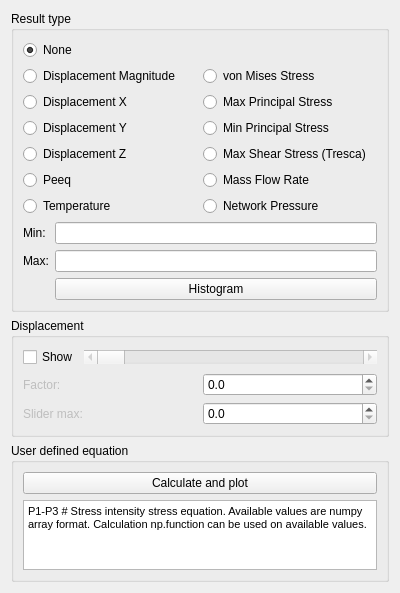
The window that src/Mod/Fem/Gui/Resources/ui/ResultShow.ui (southseact-3d/fcd) describes before a commit, drawn with Qt 5.
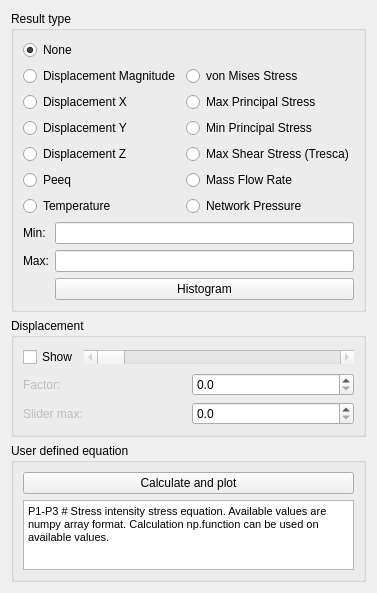
The same window after the commit. Custom widgets are drawn as their Qt base class.

Commit message: [skip CI] [FEM] results dialog: fix layout issued reported by Qt Designer

Diff of the .ui file:
```diff
--- a/src/Mod/Fem/Gui/Resources/ui/ResultShow.ui
+++ b/src/Mod/Fem/Gui/Resources/ui/ResultShow.ui
@@ -6,15 +6,13 @@
    <rect>
     <x>0</x>
     <y>0</y>
-    <width>400</width>
-    <height>548</height>
+    <width>350</width>
+    <height>567</height>
    </rect>
   </property>
   <property name="windowTitle">
    <string>Show result</string>
   </property>
-  <layout class="QHBoxLayout" name="horizontalLayout">
-   <item>
     <layout class="QVBoxLayout" name="verticalLayout_3">
      <item>
       <widget class="QGroupBox" name="gb_result_type">
@@ -24,15 +22,14 @@
        <layout class="QVBoxLayout" name="verticalLayout">
         <item>
          <layout class="QGridLayout" name="gridLayout">
-          <item row="1" column="0">
-           <widget class="QRadioButton" name="rb_abs_displacement">
-            <property name="text">
-             <string>Displacement Magnitude</string>
-            </property>
-           </widget>
-          </item>
           <item row="0" column="0">
            <widget class="QRadioButton" name="rb_none">
+          <property name="minimumSize">
+           <size>
+            <width>0</width>
+            <height>20</height>
+           </size>
+          </property>
             <property name="text">
              <string>None</string>
             </property>
@@ -41,48 +38,39 @@
             </property>
            </widget>
           </item>
-          <item row="3" column="0">
-           <widget class="QRadioButton" name="rb_y_displacement">
+        <item row="1" column="0">
+         <widget class="QRadioButton" name="rb_abs_displacement">
+          <property name="minimumSize">
+           <size>
+            <width>0</width>
+            <height>20</height>
+           </size>
+          </property>
             <property name="text">
-             <string>Displacement Y</string>
+           <string>Displacement Magnitude</string>
+          </property>
+         </widget>
+        </item>
+        <item row="1" column="1">
+         <widget class="QRadioButton" name="rb_vm_stress">
+          <property name="text">
+           <string>von Mises Stress</string>
             </property>
            </widget>
           </item>
           <item row="2" column="0">
            <widget class="QRadioButton" name="rb_x_displacement">
+          <property name="minimumSize">
+           <size>
+            <width>0</width>
+            <height>20</height>
+           </size>
+          </property>
             <property name="text">
              <string>Displacement X</string>
             </property>
            </widget>
           </item>
-          <item row="7" column="0">
-           <widget class="QRadioButton" name="rb_peeq">
-            <property name="text">
-             <string>Peeq</string>
-            </property>
-           </widget>
-          </item>
-          <item row="5" column="0">
-           <widget class="QRadioButton" name="rb_z_displacement">
-            <property name="text">
-             <string>Displacement Z</string>
-            </property>
-           </widget>
-          </item>
-          <item row="8" column="0">
-           <widget class="QRadioButton" name="rb_temperature">
-            <property name="text">
-             <string>Temperature</string>
-            </property>
-           </widget>
-          </item>
-          <item row="1" column="1">
-           <widget class="QRadioButton" name="rb_vm_stress">
-            <property name="text">
-             <string>von Mises Stress</string>
-            </property>
-           </widget>
-          </item>
           <item row="2" column="1">
            <widget class="QRadioButton" name="rb_maxprin">
             <property name="text">
@@ -90,6 +78,19 @@
             </property>
            </widget>
           </item>
+        <item row="3" column="0">
+         <widget class="QRadioButton" name="rb_y_displacement">
+          <property name="minimumSize">
+           <size>
+            <width>0</width>
+            <height>20</height>
+           </size>
+          </property>
+          <property name="text">
+           <string>Displacement Y</string>
+          </property>
+         </widget>
+        </item>
           <item row="3" column="1">
            <widget class="QRadioButton" name="rb_minprin">
             <property name="text">
@@ -97,21 +98,60 @@
             </property>
            </widget>
           </item>
-          <item row="5" column="1">
+        <item row="4" column="0">
+         <widget class="QRadioButton" name="rb_z_displacement">
+          <property name="minimumSize">
+           <size>
+            <width>0</width>
+            <height>20</height>
+           </size>
+          </property>
+          <property name="text">
+           <string>Displacement Z</string>
+          </property>
+         </widget>
+        </item>
+        <item row="4" column="1">
            <widget class="QRadioButton" name="rb_max_shear_stress">
             <property name="text">
              <string>Max Shear Stress (Tresca)</string>
             </property>
            </widget>
           </item>
-          <item row="7" column="1">
+        <item row="5" column="0">
+         <widget class="QRadioButton" name="rb_peeq">
+          <property name="minimumSize">
+           <size>
+            <width>0</width>
+            <height>20</height>
+           </size>
+          </property>
+          <property name="text">
+           <string>Peeq</string>
+          </property>
+         </widget>
+        </item>
+        <item row="5" column="1">
            <widget class="QRadioButton" name="rb_massflowrate">
             <property name="text">
              <string>Mass Flow Rate</string>
             </property>
            </widget>
           </item>
-          <item row="8" column="1">
+        <item row="6" column="0">
+         <widget class="QRadioButton" name="rb_temperature">
+          <property name="minimumSize">
+           <size>
+            <width>0</width>
+            <height>20</height>
+           </size>
+          </property>
+          <property name="text">
+           <string>Temperature</string>
+          </property>
+         </widget>
+        </item>
+        <item row="6" column="1">
            <widget class="QRadioButton" name="rb_networkpressure">
             <property name="text">
              <string>Network Pressure</string>
@@ -131,11 +171,14 @@
           </item>
           <item row="0" column="1">
            <widget class="Gui::InputField" name="le_min">
+          <property name="text">
+           <string notr="true"/>
+          </property>
             <property name="readOnly">
              <bool>true</bool>
             </property>
             <property name="unit" stdset="0">
-             <string notr="true">mm</string>
+           <string>mm</string>
             </property>
            </widget>
           </item>
@@ -306,8 +349,6 @@
         </item>
        </layout>
       </widget>
-     </item>
-    </layout>
    </item>
   </layout>
  </widget>
```
Lines whose indentation alone changed are shown as unchanged. The commit also changes 1 other file.
